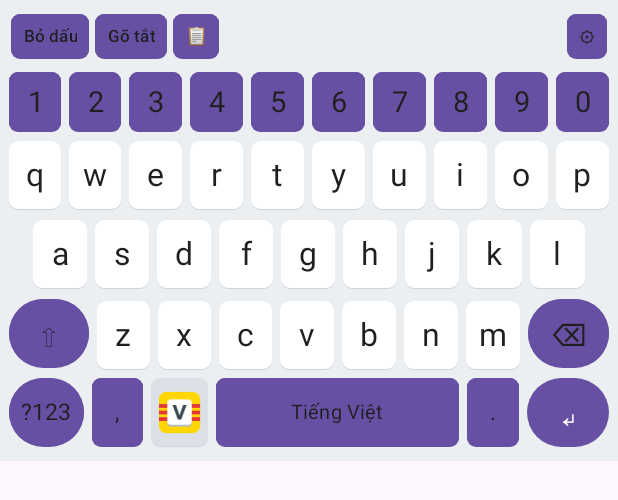
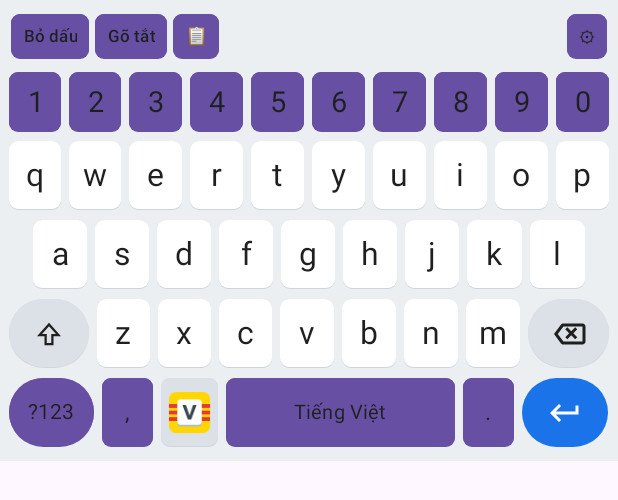
Before and after one commit to no-vici/vnchflex, an Android app: the layout keyboard_view.xml on its own in the app's theme, with its tools: preview values and no code run, on a phone screen of 412 x 824 dp. Shown: the top 500 px of the screen. Run offline under Robolectric (Android 15) with nearby library versions, the phone set to English and light mode, and no system bars.

Commit message:
fix(ui): use crisp Gboard Material vector icons for Shift, Backspace, Enter and widen ?123

```diff
--- a/app/src/main/java/com/vnchflex/vietkeyboard/ime/VietKeyboardService.kt
+++ b/app/src/main/java/com/vnchflex/vietkeyboard/ime/VietKeyboardService.kt
@@ -240,12 +240,13 @@ class VietKeyboardService : InputMethodService() {
             val sec = if (showSymbols) secondarySymbolForLetter(base) else null
             applyLetterKeyLabel(btn, displayPrimary, sec)
         }
-        val shiftBtn = keyboardView?.findViewById<Button>(R.id.key_shift)
-        shiftBtn?.text = when (shiftState) {
-            ShiftState.LOWER -> "⇧"
-            ShiftState.SHIFTED -> "⬆"
-            ShiftState.CAPS_LOCK -> "⇪"
-        }
+        val shiftBtn = keyboardView?.findViewById<android.widget.ImageButton>(R.id.key_shift)
+        shiftBtn?.setImageResource(
+            when (shiftState) {
+                ShiftState.LOWER -> R.drawable.ic_gboard_shift
+                ShiftState.SHIFTED, ShiftState.CAPS_LOCK -> R.drawable.ic_gboard_shift_filled
+            }
+        )
     }
 
     private fun onShiftPressed() {
--- /dev/null
+++ b/app/src/main/res/drawable/ic_gboard_backspace.xml
@@ -0,0 +1,10 @@
+<?xml version="1.0" encoding="utf-8"?>
+<vector xmlns:android="http://schemas.android.com/apk/res/android"
+    android:width="24dp"
+    android:height="24dp"
+    android:viewportWidth="24"
+    android:viewportHeight="24">
+    <path
+        android:fillColor="#FF1F1F1F"
+        android:pathData="M21,5 L8.3,5 C7.6,5 6.95,5.35 6.55,5.9 L2,12 L6.55,18.1 C6.95,18.65 7.6,19 8.3,19 L21,19 C22.1,19 23,18.1 23,17 L23,7 C23,5.9 22.1,5 21,5 Z M21,17 L8.3,17 L4.5,12 L8.3,7 L21,7 L21,17 Z M17.5,8.9 L16.1,7.5 L13.5,10.1 L10.9,7.5 L9.5,8.9 L12.1,11.5 L9.5,14.1 L10.9,15.5 L13.5,12.9 L16.1,15.5 L17.5,14.1 L14.9,11.5 Z" />
+</vector>
--- /dev/null
+++ b/app/src/main/res/drawable/ic_gboard_enter.xml
@@ -0,0 +1,10 @@
+<?xml version="1.0" encoding="utf-8"?>
+<vector xmlns:android="http://schemas.android.com/apk/res/android"
+    android:width="24dp"
+    android:height="24dp"
+    android:viewportWidth="24"
+    android:viewportHeight="24">
+    <path
+        android:fillColor="#FFFFFFFF"
+        android:pathData="M19,7 L19,11 L5.83,11 L9.41,7.41 L8,6 L2,12 L8,18 L9.41,16.59 L5.83,13 L21,13 L21,7 Z" />
+</vector>
--- /dev/null
+++ b/app/src/main/res/drawable/ic_gboard_shift.xml
@@ -0,0 +1,10 @@
+<?xml version="1.0" encoding="utf-8"?>
+<vector xmlns:android="http://schemas.android.com/apk/res/android"
+    android:width="24dp"
+    android:height="24dp"
+    android:viewportWidth="24"
+    android:viewportHeight="24">
+    <path
+        android:fillColor="#FF1F1F1F"
+        android:pathData="M12,4.5 L4,13.5 L9,13.5 L9,19.5 L15,19.5 L15,13.5 L20,13.5 Z M13.5,12 L13.5,18 L10.5,18 L10.5,12 L7.35,12 L12,6.75 L16.65,12 Z" />
+</vector>
--- /dev/null
+++ b/app/src/main/res/drawable/ic_gboard_shift_filled.xml
@@ -0,0 +1,10 @@
+<?xml version="1.0" encoding="utf-8"?>
+<vector xmlns:android="http://schemas.android.com/apk/res/android"
+    android:width="24dp"
+    android:height="24dp"
+    android:viewportWidth="24"
+    android:viewportHeight="24">
+    <path
+        android:fillColor="#FF1F1F1F"
+        android:pathData="M12,4.5 L4,13.5 L9,13.5 L9,19.5 L15,19.5 L15,13.5 L20,13.5 Z" />
+</vector>
--- a/app/src/main/res/layout/keyboard_view.xml
+++ b/app/src/main/res/layout/keyboard_view.xml
@@ -110,9 +110,9 @@
             <com.vnchflex.vietkeyboard.ime.GboardKeyButton android:id="@+id/key_l" style="@style/KeyBtn" android:text="l" />
         </LinearLayout>
 
-        <!-- Row 3: Gboard Shift (⇧) + Z X C V B N M + Backspace (⌫) -->
-        <LinearLayout android:layout_width="match_parent" android:layout_height="wrap_content" android:orientation="horizontal">
-            <Button android:id="@+id/key_shift" style="@style/OvalIconKeyBtn" android:layout_weight="1.5" android:text="⇧" />
+        <!-- Row 3: Gboard Shift + Z X C V B N M + Backspace -->
+        <LinearLayout android:layout_width="match_parent" android:layout_height="wrap_content" android:baselineAligned="false" android:gravity="center_vertical" android:orientation="horizontal">
+            <ImageButton android:id="@+id/key_shift" style="@style/OvalImageKeyBtn" android:layout_weight="1.5" android:src="@drawable/ic_gboard_shift" android:contentDescription="Shift" />
             <com.vnchflex.vietkeyboard.ime.GboardKeyButton android:id="@+id/key_z" style="@style/KeyBtn" android:text="z" />
             <com.vnchflex.vietkeyboard.ime.GboardKeyButton android:id="@+id/key_x" style="@style/KeyBtn" android:text="x" />
             <com.vnchflex.vietkeyboard.ime.GboardKeyButton android:id="@+id/key_c" style="@style/KeyBtn" android:text="c" />
@@ -120,18 +120,18 @@
             <com.vnchflex.vietkeyboard.ime.GboardKeyButton android:id="@+id/key_b" style="@style/KeyBtn" android:text="b" />
             <com.vnchflex.vietkeyboard.ime.GboardKeyButton android:id="@+id/key_n" style="@style/KeyBtn" android:text="n" />
             <com.vnchflex.vietkeyboard.ime.GboardKeyButton android:id="@+id/key_m" style="@style/KeyBtn" android:text="m" />
-            <Button android:id="@+id/key_backspace" style="@style/OvalIconKeyBtn" android:layout_weight="1.5" android:text="⌫" />
+            <ImageButton android:id="@+id/key_backspace" style="@style/OvalImageKeyBtn" android:layout_weight="1.5" android:src="@drawable/ic_gboard_backspace" android:contentDescription="Delete" />
         </LinearLayout>
 
         <!-- Row 4: ?123 | , | Logo Switch IME | (Optional Emoji) | Spacebar | . | Enter -->
         <LinearLayout android:layout_width="match_parent" android:layout_height="wrap_content" android:baselineAligned="false" android:gravity="center_vertical" android:orientation="horizontal">
-            <Button android:id="@+id/key_mode_symbols" style="@style/OvalFuncKeyBtn" android:layout_weight="1.3" android:text="\?123" />
+            <Button android:id="@+id/key_mode_symbols" style="@style/OvalFuncKeyBtn" android:layout_weight="1.5" android:text="\?123" />
             <Button android:id="@+id/key_comma" style="@style/FuncKeyBtn" android:layout_weight="0.9" android:text="," />
             <ImageButton android:id="@+id/key_switch_ime" style="@style/LogoSwitchKeyBtn" android:layout_weight="1.0" android:src="@drawable/ic_switch_ime_logo" android:contentDescription="@string/app_name" />
             <Button android:id="@+id/key_emoji" style="@style/FuncKeyBtn" android:layout_weight="0.9" android:text="😊" android:visibility="gone" />
-            <Button android:id="@+id/key_space" style="@style/SpaceKeyBtn" android:layout_weight="4.2" android:text="@string/key_space" />
+            <Button android:id="@+id/key_space" style="@style/SpaceKeyBtn" android:layout_weight="4.0" android:text="@string/key_space" />
             <Button android:id="@+id/key_dot" style="@style/FuncKeyBtn" android:layout_weight="0.9" android:text="." />
-            <Button android:id="@+id/key_enter" style="@style/EnterKeyBtn" android:layout_weight="1.4" android:text="↵" />
+            <ImageButton android:id="@+id/key_enter" style="@style/EnterKeyBtn" android:layout_weight="1.5" android:src="@drawable/ic_gboard_enter" android:contentDescription="Enter" />
         </LinearLayout>
     </LinearLayout>
 
@@ -178,16 +178,16 @@
             <Button android:id="@+id/s1_semi" style="@style/KeyBtn" android:text=";" />
             <Button android:id="@+id/s1_excl" style="@style/KeyBtn" android:text="!" />
             <Button android:id="@+id/s1_quest" style="@style/KeyBtn" android:text="\?" />
-            <Button android:id="@+id/key_backspace_s1" style="@style/OvalIconKeyBtn" android:layout_weight="1.5" android:text="⌫" />
+            <ImageButton android:id="@+id/key_backspace_s1" style="@style/OvalImageKeyBtn" android:layout_weight="1.5" android:src="@drawable/ic_gboard_backspace" android:contentDescription="Delete" />
         </LinearLayout>
 
         <LinearLayout android:layout_width="match_parent" android:layout_height="wrap_content" android:baselineAligned="false" android:gravity="center_vertical" android:orientation="horizontal">
-            <Button android:id="@+id/key_mode_letters_s1" style="@style/OvalFuncKeyBtn" android:layout_weight="1.3" android:text="ABC" />
+            <Button android:id="@+id/key_mode_letters_s1" style="@style/OvalFuncKeyBtn" android:layout_weight="1.5" android:text="ABC" />
             <Button android:id="@+id/s1_comma" style="@style/FuncKeyBtn" android:layout_weight="0.9" android:text="," />
             <ImageButton android:id="@+id/key_switch_ime_s1" style="@style/LogoSwitchKeyBtn" android:layout_weight="1.0" android:src="@drawable/ic_switch_ime_logo" android:contentDescription="@string/app_name" />
-            <Button android:id="@+id/key_space_s1" style="@style/SpaceKeyBtn" android:layout_weight="4.2" android:text="@string/key_space" />
+            <Button android:id="@+id/key_space_s1" style="@style/SpaceKeyBtn" android:layout_weight="4.0" android:text="@string/key_space" />
             <Button android:id="@+id/s1_dot" style="@style/FuncKeyBtn" android:layout_weight="0.9" android:text="." />
-            <Button android:id="@+id/key_enter_s1" style="@style/EnterKeyBtn" android:layout_weight="1.4" android:text="↵" />
+            <ImageButton android:id="@+id/key_enter_s1" style="@style/EnterKeyBtn" android:layout_weight="1.5" android:src="@drawable/ic_gboard_enter" android:contentDescription="Enter" />
         </LinearLayout>
     </LinearLayout>
 
@@ -234,16 +234,16 @@
             <Button android:id="@+id/s2_check" style="@style/KeyBtn" android:text="✓" />
             <Button android:id="@+id/s2_lbrack" style="@style/KeyBtn" android:text="[" />
             <Button android:id="@+id/s2_rbrack" style="@style/KeyBtn" android:text="]" />
-            <Button android:id="@+id/key_backspace_s2" style="@style/OvalIconKeyBtn" android:layout_weight="1.5" android:text="⌫" />
+            <ImageButton android:id="@+id/key_backspace_s2" style="@style/OvalImageKeyBtn" android:layout_weight="1.5" android:src="@drawable/ic_gboard_backspace" android:contentDescription="Delete" />
         </LinearLayout>
 
         <LinearLayout android:layout_width="match_parent" android:layout_height="wrap_content" android:baselineAligned="false" android:gravity="center_vertical" android:orientation="horizontal">
-            <Button android:id="@+id/key_mode_letters_s2" style="@style/OvalFuncKeyBtn" android:layout_weight="1.3" android:text="ABC" />
+            <Button android:id="@+id/key_mode_letters_s2" style="@style/OvalFuncKeyBtn" android:layout_weight="1.5" android:text="ABC" />
             <Button android:id="@+id/s2_lt" style="@style/FuncKeyBtn" android:layout_weight="0.9" android:text="&lt;" />
             <ImageButton android:id="@+id/key_switch_ime_s2" style="@style/LogoSwitchKeyBtn" android:layout_weight="1.0" android:src="@drawable/ic_switch_ime_logo" android:contentDescription="@string/app_name" />
-            <Button android:id="@+id/key_space_s2" style="@style/SpaceKeyBtn" android:layout_weight="4.2" android:text="@string/key_space" />
+            <Button android:id="@+id/key_space_s2" style="@style/SpaceKeyBtn" android:layout_weight="4.0" android:text="@string/key_space" />
             <Button android:id="@+id/s2_gt" style="@style/FuncKeyBtn" android:layout_weight="0.9" android:text="&gt;" />
-            <Button android:id="@+id/key_enter_s2" style="@style/EnterKeyBtn" android:layout_weight="1.4" android:text="↵" />
+            <ImageButton android:id="@+id/key_enter_s2" style="@style/EnterKeyBtn" android:layout_weight="1.5" android:src="@drawable/ic_gboard_enter" android:contentDescription="Enter" />
         </LinearLayout>
     </LinearLayout>
 
--- a/app/src/main/res/values/styles.xml
+++ b/app/src/main/res/values/styles.xml
@@ -45,10 +45,13 @@
 
     <style name="OvalFuncKeyBtn" parent="FuncKeyBtn">
         <item name="android:background">@drawable/key_oval_func_bg</item>
+        <item name="android:textSize">14sp</item>
+        <item name="android:paddingHorizontal">4dp</item>
     </style>
 
-    <style name="OvalIconKeyBtn" parent="OvalFuncKeyBtn">
-        <item name="android:textSize">21sp</item>
+    <style name="OvalImageKeyBtn" parent="OvalFuncKeyBtn">
+        <item name="android:scaleType">centerInside</item>
+        <item name="android:padding">10dp</item>
     </style>
 
     <style name="LogoSwitchKeyBtn" parent="FuncKeyBtn">
@@ -58,9 +61,8 @@
 
     <style name="EnterKeyBtn" parent="KeyBase">
         <item name="android:background">@drawable/key_enter_bg</item>
-        <item name="android:textColor">@color/enter_text</item>
-        <item name="android:textSize">22sp</item>
-        <item name="android:gravity">center</item>
+        <item name="android:scaleType">centerInside</item>
+        <item name="android:padding">10dp</item>
     </style>
 
     <style name="SpaceKeyBtn" parent="KeyBtn">
```
Also changed, not shown: 1 other file.
